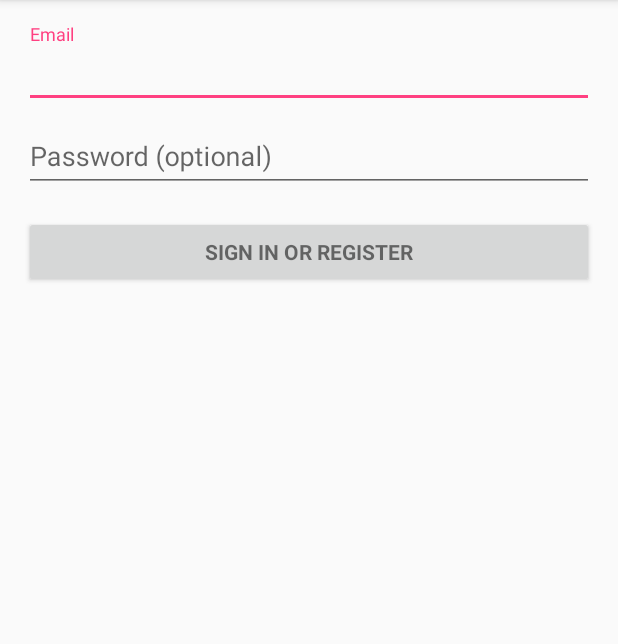
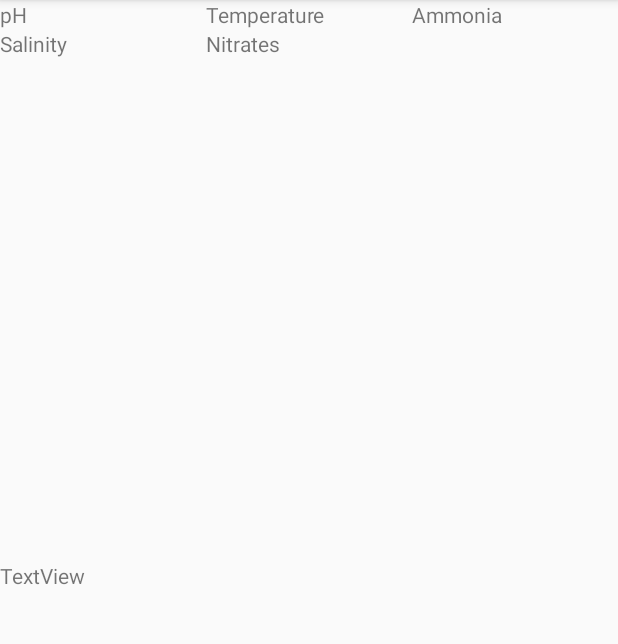
Before and after one commit to jasonm718/COSC_SmartTank, an Android app: the screen it shows after launch (LoginActivity before the commit, MainView after it), on a phone screen of 412 x 824 dp, the part 84-728 px from its top. Run offline under Robolectric (Android 15) with nearby library versions, the phone set to English and light mode, and no system bars.

Commit message:
added simple ui

```diff
--- a/androidApp/app/src/main/AndroidManifest.xml
+++ b/androidApp/app/src/main/AndroidManifest.xml
@@ -17,19 +17,16 @@
         <activity
             android:name=".LoginActivity"
             android:label="@string/app_name">
+        </activity>
+        <activity
+            android:name=".MainView"
+            android:label="@string/app_name">
             <intent-filter>
                 <action android:name="android.intent.action.MAIN"/>
 
                 <category android:name="android.intent.category.LAUNCHER"/>
             </intent-filter>
         </activity>
-        <activity
-            android:name=".MainView"
-            android:label="@string/app_name">
-            <meta-data
-                android:name="android.support.PARENT_ACTIVITY"
-                android:value="cosc4342.smarttank.LoginActivity"/>
-        </activity>
     </application>
 
 </manifest>
--- a/androidApp/app/src/main/java/cosc4342/smarttank/MainView.java
+++ b/androidApp/app/src/main/java/cosc4342/smarttank/MainView.java
@@ -1,13 +1,97 @@
 package cosc4342.smarttank;
 
+import android.content.Context;
+import android.graphics.Color;
 import android.os.Bundle;
+import android.support.v4.widget.TextViewCompat;
 import android.support.v7.app.AppCompatActivity;
+import android.view.LayoutInflater;
+import android.view.View;
+import android.view.ViewGroup;
+import android.widget.BaseAdapter;
+import android.widget.GridView;
+import android.widget.TextView;
+
+
+import java.util.ArrayList;
+import java.util.List;
+
+import static java.security.AccessController.getContext;
 
 public class MainView extends AppCompatActivity {
+
+    GridView sensorsGrid;
+    SensorAdapter sensors;
 
     @Override
     public void onCreate(Bundle savedInstanceState){
         super.onCreate(savedInstanceState);
         setContentView(R.layout.main_view);
+
+        sensorsGrid = (GridView) findViewById(R.id.sensors_grid);
+        sensors = new SensorAdapter();
+        populate(sensors);
+        sensorsGrid.setAdapter(sensors);
+    }
+
+
+    public void populate(SensorAdapter list){
+
+        List<String> sensors = new ArrayList<>();
+        sensors.add("pH");
+        sensors.add("Temperature");
+        sensors.add("Ammonia");
+        sensors.add("Salinity");
+        sensors.add("Nitrates");
+
+        list.setSensors(sensors);
+    }
+
+
+    class SensorHolder{
+        TextView panel;
+
+        SensorHolder(View row){
+            panel = (TextView) row.findViewById(R.id.sensor_panel);
+        }
+    }
+
+    private class SensorAdapter extends BaseAdapter{
+        List<String> sensors;
+
+        public void setSensors(List<String> sensors) {
+            this.sensors = sensors;
+        }
+
+        @Override
+        public int getCount() {
+            return sensors.size();
+        }
+
+        @Override
+        public Object getItem(int i) {
+            return sensors.get(i);
+        }
+
+        @Override
+        public long getItemId(int i) {
+            return i;
+        }
+
+        @Override
+        public View getView(int position, View row, ViewGroup viewGroup) {
+            SensorHolder holder;
+            if(row == null){
+
+                row = getLayoutInflater().inflate(R.layout.sensor, viewGroup, false);
+                holder = new SensorHolder(row);
+                row.setTag(holder);
+            }else{
+                holder = (SensorHolder) row.getTag();
+            }
+
+            holder.panel.setText(sensors.get(position));
+            return row;
+        }
     }
 }
--- a/androidApp/app/src/main/res/layout/main_view.xml
+++ b/androidApp/app/src/main/res/layout/main_view.xml
@@ -1,9 +1,17 @@
 <?xml version="1.0" encoding="utf-8"?>
 <LinearLayout xmlns:android="http://schemas.android.com/apk/res/android"
               android:orientation="vertical"
+              android:weightSum="2"
               android:layout_width="match_parent"
               android:layout_height="match_parent">
 
+    <GridView
+        android:id="@+id/sensors_grid"
+        android:layout_weight="1"
+        android:numColumns="3"
+        android:gravity="center"
+        android:layout_width="match_parent"
+        android:layout_height="0dp"/>
     <TextView
         android:id="@+id/textView"
         android:layout_width="match_parent"
--- /dev/null
+++ b/androidApp/app/src/main/res/layout/sensor.xml
@@ -0,0 +1,11 @@
+<?xml version="1.0" encoding="utf-8"?>
+<LinearLayout xmlns:android="http://schemas.android.com/apk/res/android"
+              android:orientation="vertical"
+              android:layout_width="match_parent"
+              android:layout_height="match_parent">
+    <TextView
+        android:id="@+id/sensor_panel"
+        android:layout_width="match_parent"
+        android:layout_height="match_parent"/>
+
+</LinearLayout>
```
